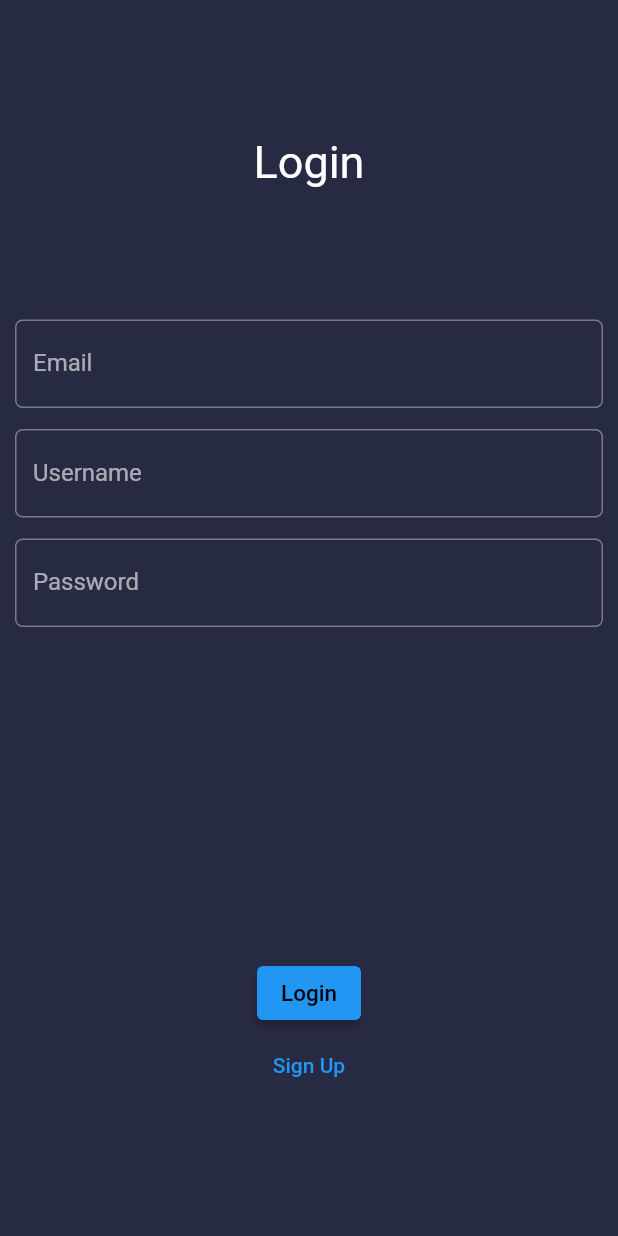
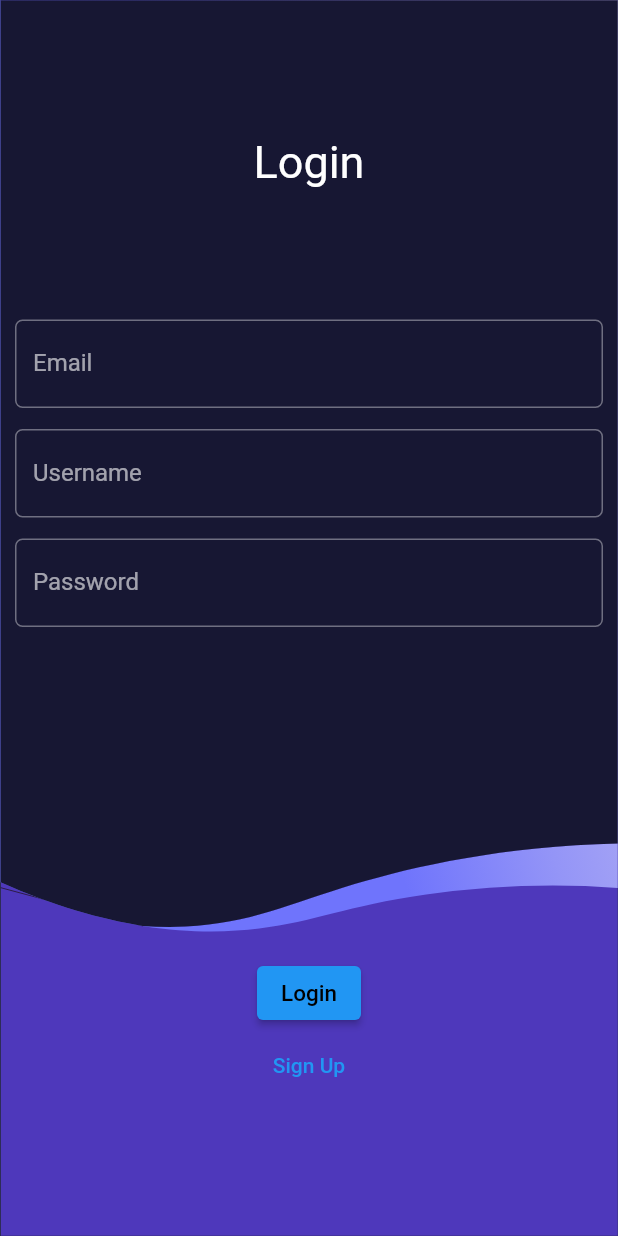
Before and after one commit to RedCape-Studios/flixcard, a Flutter app: the screen it shows after launch, on a phone screen of 412 x 824 dp. Run offline on Flutter 3.47's test engine with Material 2 defaults, Android fonts, the phone set to English and light mode, and no system bars; our stand-ins replace flutter_svg, supabase; missing offline and left inert: dotenv; accounts and stored records are empty.

Commit message:
Added a dark background svg for login page. Also added a sample rive animation as a dummy to be worked on in the future.

```diff
--- a/lib/routes/login.dart
+++ b/lib/routes/login.dart
@@ -1,13 +1,23 @@
 import 'package:black_tortoise/backend/auth.dart';
 import 'package:black_tortoise/models/login.dart';
 import 'package:flutter/material.dart';
+import 'package:flutter_svg/svg.dart';
 import 'package:provider/provider.dart';
 
 class SignUpRoute extends StatelessWidget {
   @override
   Widget build(BuildContext context) {
     return Scaffold(
-      body: SafeArea(child: SignUpBody()),
+      body: Stack(
+        children: [
+          // RiveAnimation.asset('lib/assets/animations/dark_bg.svg'),
+          SvgPicture.asset(
+            'lib/assets/images/dark_bg.svg',
+            fit: BoxFit.fill,
+          ),
+          SafeArea(child: SignUpBody()),
+        ],
+      ),
     );
   }
 }
```
Also changed, not shown: pubspec.yaml (+5 -3 lines), lib/assets/images/dark_bg.svg (added), pubspec.lock, 1 other file.
